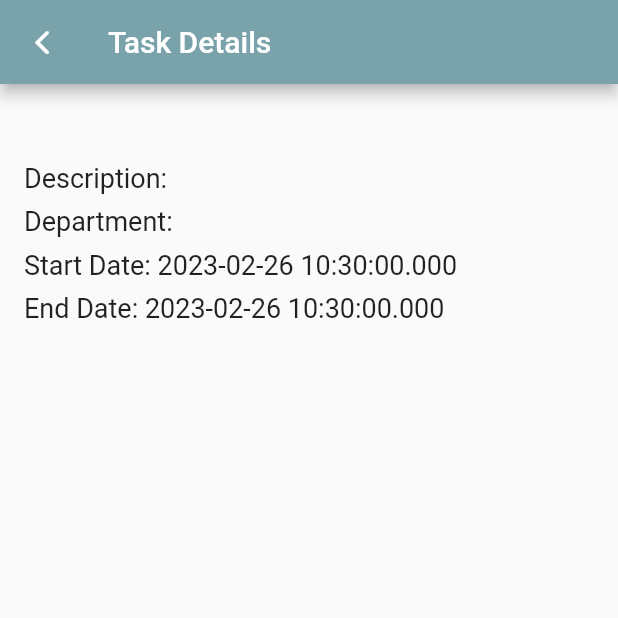
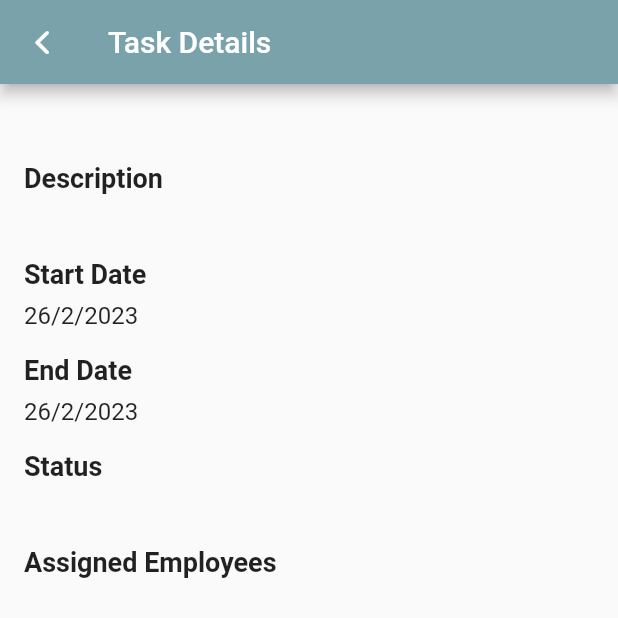
Before and after one commit to tin12q/qlcv, a Flutter app: the TaskPage screen opened directly with empty values, on a phone screen of 412 x 824 dp, the top half of it. Run offline on Flutter 3.47's test engine with Material 2 defaults, Android fonts, the light colour scheme and no system bars; our stand-ins replace cloud_firestore, firebase_auth, firebase_core, fl_chart, google_nav_bar; missing offline and left inert: clean_calendar; accounts and stored records are empty; generated files the repository leaves out were written again.

Commit message:
Update Task assign list

```diff
--- a/lib/home_page.dart
+++ b/lib/home_page.dart
@@ -34,7 +34,10 @@ class _HomePageState extends State<HomePage> {
 
   Future<void> loadData() async {
     if (!_dataLoaded) {
+      await DBHelper.getEmp();
       await DBHelper.taskUpdate();
+      DBHelper.initMap();
+      await DBHelper.updateTaskEMP();
       setState(() {
         _dataLoaded = true;
       });
--- a/lib/model/task.dart
+++ b/lib/model/task.dart
@@ -1,4 +1,6 @@
 //import 'package:cloud_firestore/cloud_firestore.dart';
+
+import 'package:flutter/material.dart';
 
 class Task {
   String _title = '';
@@ -7,6 +9,7 @@ class Task {
   String _dep = '';
   DateTime _startDate = DateTime.now();
   DateTime _endDate = DateTime.now();
+  List<String> _emp = [];
 
   get title => _title;
   get description => _description;
@@ -18,12 +21,22 @@ class Task {
       '${_startDate.day.toString()}/${_startDate.month.toString()}/${_startDate.year.toString()}';
   get endDateString =>
       '${_endDate.day.toString()}/${_endDate.month.toString()}/${_endDate.year.toString()}';
+  get emp => _emp;
+  get empWidget {
+    List<Widget> empWidget = [];
+    for (var emp in _emp) {
+      empWidget.add(Text(emp));
+    }
+    return empWidget;
+  }
+
   set title(title) => _title = title;
   set description(description) => _description = description;
   set status(status) => _status = status;
   set startDate(sdate) => _startDate = sdate;
   set endDate(edate) => _endDate = edate;
   set dep(dep) => _dep = dep;
+  set emp(emp) => _emp = emp;
 
   Task(
       {required String title,
@@ -31,13 +44,15 @@ class Task {
       required String status,
       required String dep,
       required DateTime startDate,
-      required DateTime endDate}) {
+      required DateTime endDate,
+      required List<String> emp}) {
     _title = title;
     _description = description;
     _status = status;
     _startDate = startDate;
     _endDate = endDate;
     _dep = dep;
+    _emp = emp;
   }
 
   @override
--- a/lib/model/task_page.dart
+++ b/lib/model/task_page.dart
@@ -1,6 +1,7 @@
 import 'package:flutter/cupertino.dart';
 import 'package:flutter/material.dart';
 import 'package:qlcv/main.dart';
+import 'package:qlcv/model/db_helper.dart';
 import 'color_picker.dart';
 import 'task.dart';
 
@@ -34,7 +35,8 @@ class _TaskPageState extends State<TaskPage> {
           },
         ),
       ),
-      body: Padding(
+      body: SingleChildScrollView(
+        child: Padding(
           padding: const EdgeInsets.all(16.0),
           child: Column(
             crossAxisAlignment: CrossAxisAlignment.start,
@@ -42,39 +44,63 @@ class _TaskPageState extends State<TaskPage> {
               Text(
                 task.title,
                 style: const TextStyle(
-                fontSize: 24,
+                  fontSize: 24.0,
                   fontWeight: FontWeight.bold,
                 ),
               ),
-            const SizedBox(height: 8),
+              const SizedBox(height: 8.0),
+              const Text(
+                'Description',
+                style: TextStyle(fontSize: 18.0, fontWeight: FontWeight.bold),
+              ),
+              const SizedBox(height: 8.0),
               Text(
-              'Description: ${task.description}',
-              style: const TextStyle(
-                fontSize: 18,
+                task.description,
+                style: const TextStyle(fontSize: 16.0),
               ),
+              const SizedBox(height: 16.0),
+              const Text(
+                'Start Date',
+                style: TextStyle(fontSize: 18.0, fontWeight: FontWeight.bold),
               ),
-            const SizedBox(height: 8),
+              const SizedBox(height: 8.0),
               Text(
-              'Department: ${task.dep}',
-              style: const TextStyle(
-                fontSize: 18,
+                task.startDateString,
+                style: const TextStyle(fontSize: 16.0),
               ),
+              const SizedBox(height: 16.0),
+              const Text(
+                'End Date',
+                style: TextStyle(fontSize: 18.0, fontWeight: FontWeight.bold),
               ),
-            const SizedBox(height: 8),
+              const SizedBox(height: 8.0),
               Text(
-              'Start Date: ${task.startDate.toString()}',
-              style: const TextStyle(
-                fontSize: 18,
+                task.endDateString,
+                style: const TextStyle(fontSize: 16.0),
               ),
+              const SizedBox(height: 16.0),
+              const Text(
+                'Status',
+                style: TextStyle(fontSize: 18.0, fontWeight: FontWeight.bold),
               ),
-            const SizedBox(height: 8),
+              const SizedBox(height: 8.0),
               Text(
-              'End Date: ${task.endDate.toString()}',
-              style: const TextStyle(
-                fontSize: 18,
+                task.status,
+                style: const TextStyle(fontSize: 16.0),
               ),
+              const SizedBox(height: 16.0),
+              const Text(
+                'Assigned Employees',
+                style: TextStyle(fontSize: 18.0, fontWeight: FontWeight.bold),
+              ),
+              const SizedBox(height: 8.0),
+              Wrap(
+                spacing: 8.0,
+                runSpacing: 8.0,
+                children: task.empWidget,
               ),
             ],
+          ),
         ),
       ),
     );
--- a/lib/route/dashboard.dart
+++ b/lib/route/dashboard.dart
@@ -85,7 +85,7 @@ class _DashboardState extends State<Dashboard> {
         taskCounts[task.dep] = [0, 0];
       }
       taskCounts[task.dep]![0]++;
-      if (task.endDate.isBefore(DateTime.now()) && task.status == 'Late') {
+      if (task.status == 'Late') {
         taskCounts[task.dep]![1]++;
       }
     }
@@ -126,7 +126,7 @@ class _DashboardState extends State<Dashboard> {
       BarChartData(
         alignment: BarChartAlignment.center,
         groupsSpace: 50,
-        maxY: 10,
+        maxY: 30,
         barGroups: _getChartData(),
         borderData: FlBorderData(
             border: const Border(bottom: BorderSide(), left: BorderSide())),
```
Also changed, not shown: lib/main.dart (+44 -0 lines), lib/model/db_helper.dart (+136 -32 lines), lib/route/login_page.dart (+43 -0 lines), lib/route/menu.dart (+7 -4 lines). Lines whose indentation alone changed are shown as unchanged.
